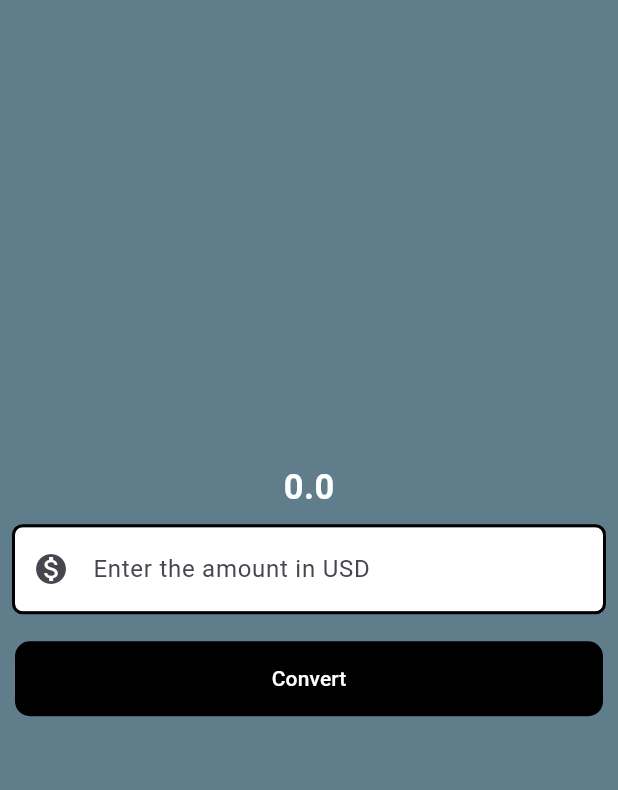
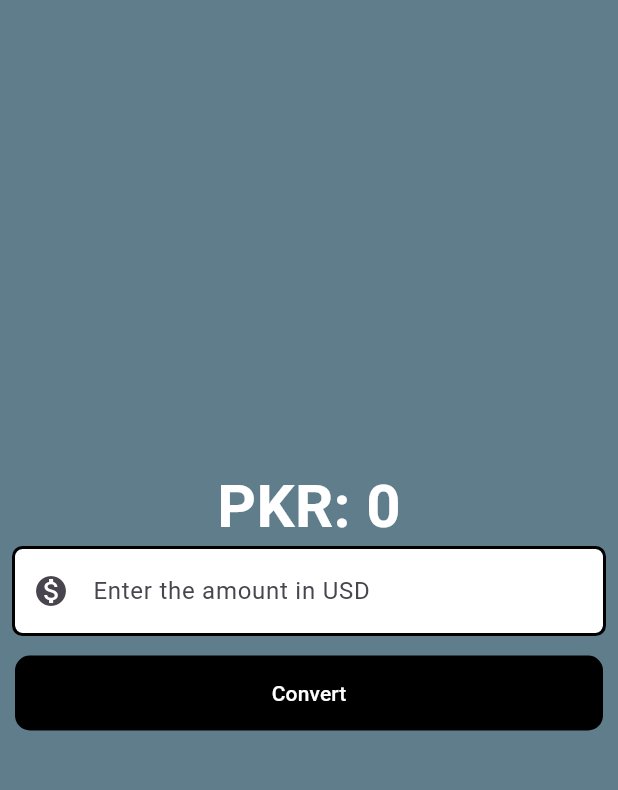
Before and after one commit to jamalkhanjay/currency_converter, a Flutter app: the screen it shows after launch, after a tap on "Convert", on a phone screen of 412 x 824 dp, the part 63-853 px from its top. Run offline on Flutter 3.47's test engine with Material 3 defaults, Android fonts, the phone set to English and light mode, and no system bars.

```diff
--- a/lib/currency_first_file.dart
+++ b/lib/currency_first_file.dart
@@ -1,12 +1,25 @@
 import 'package:flutter/material.dart';
 
-class CurrencyFirstFile extends StatelessWidget {
+class CurrencyFirstFile extends StatefulWidget {
   const CurrencyFirstFile({super.key});
 
   @override
-  Widget build(BuildContext context) {
+  State<CurrencyFirstFile> createState() => _CurrencyFirstFileState();
+}
+
+class _CurrencyFirstFileState extends State<CurrencyFirstFile> {
   double result = 0;
   final TextEditingController textEditingController = TextEditingController();
+
+  // Convert function for OnPressed button we can also write here like this
+  void convert() {
+    setState(() {
+      result = double.parse(textEditingController.text) * 281;
+    });
+  }
+
+  @override
+  Widget build(BuildContext context) {
     // Duplicate code so we will create a seprate varaible for it
     final border = OutlineInputBorder(
       borderSide: BorderSide(
@@ -35,22 +48,22 @@ class CurrencyFirstFile extends StatelessWidget {
         centerTitle: true,
       ),
       body: Center(
+        child: Padding(
+          padding: const EdgeInsets.all(10.0),
           child: Column(
             mainAxisAlignment: MainAxisAlignment.center,
             children: [
               Text(
-              result.toString(),
+                'PKR: ${result != 0 ? result.toStringAsFixed(2) : result.toStringAsFixed(0)}',
                 style: const TextStyle(
                   color: Colors.white,
                   fontWeight: FontWeight.w600,
-                fontSize: 23,
+                  fontSize: 40,
                 ),
               ),
 
               // Padding - Textfeild
-            Padding(
-              padding: EdgeInsets.all(10),
-              child: TextField(
+              TextField(
                 style: const TextStyle(color: Colors.black),
                 controller: textEditingController,
                 decoration: InputDecoration(
@@ -66,21 +79,27 @@ class CurrencyFirstFile extends StatelessWidget {
                   decimal: true,
                 ),
               ),
+
+              const SizedBox(
+                height: 15,
               ),
 
               // Button
-            Padding(
-              padding: const EdgeInsets.all(10.0),
-              child: TextButton(
-                onPressed: () {
+              TextButton(
+                onPressed: convert,
+                // () {
                 // only in debug mode the print will executed
                 // if (kDebugMode) {
                 //   print('I\'m clicked');
                 // }
-                  print(textEditingController.text);
-                  result = double.parse(textEditingController.text) * 280;
-                  print(result);
-                },
+
+                // setState(
+                //   () {
+                //     result = double.parse(textEditingController.text) * 280;
+                //   },
+                // );
+                // },
+
                 style: TextButton.styleFrom(
                   backgroundColor: Colors.black,
                   foregroundColor: Colors.white,
@@ -113,9 +132,9 @@ class CurrencyFirstFile extends StatelessWidget {
                 // ),
 
                 child: Text("Convert"),
-              ),
               )
             ],
+          ),
         ),
       ),
     );
```
Lines whose indentation alone changed are shown as unchanged.
